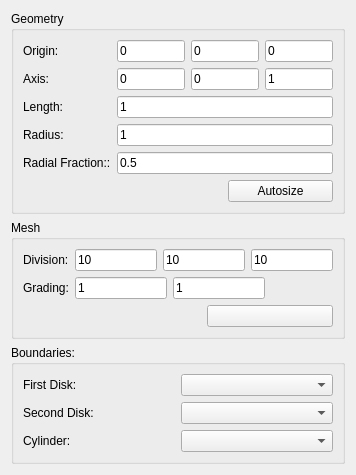
Above: GUIDialog/GUIMeshDialog/MeshBaseTypeCylinderWidget.ui from eeaapp6/AppFlow-Agent before the change. Below: the same form after it.
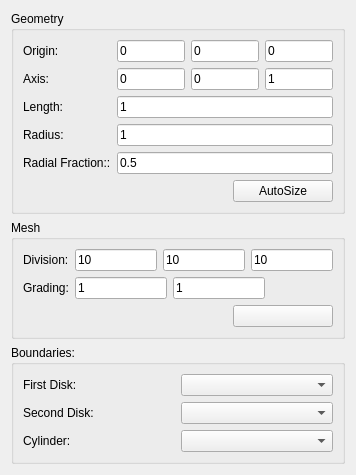
That is the form after the change.

Commit message: 1.几何预览添加 2.取消base、point点击ok后关闭界面逻辑

```diff
--- a/GUIDialog/GUIMeshDialog/MeshBaseTypeCylinderWidget.ui
+++ b/GUIDialog/GUIMeshDialog/MeshBaseTypeCylinderWidget.ui
@@ -140,9 +140,21 @@
        </spacer>
       </item>
       <item row="5" column="2">
-       <widget class="QPushButton" name="pushButton_Autosize">
+       <widget class="QPushButton" name="pushButton_AutoSize">
+        <property name="minimumSize">
+         <size>
+          <width>100</width>
+          <height>0</height>
+         </size>
+        </property>
+        <property name="maximumSize">
+         <size>
+          <width>100</width>
+          <height>16777215</height>
+         </size>
+        </property>
         <property name="text">
-         <string>Autosize</string>
+         <string>AutoSize</string>
         </property>
        </widget>
       </item>
@@ -240,6 +252,18 @@
       </item>
       <item row="2" column="2">
        <widget class="QPushButton" name="pushButton_Autosize_2">
+        <property name="minimumSize">
+         <size>
+          <width>100</width>
+          <height>0</height>
+         </size>
+        </property>
+        <property name="maximumSize">
+         <size>
+          <width>100</width>
+          <height>16777215</height>
+         </size>
+        </property>
         <property name="text">
          <string/>
         </property>
```
The commit also changes 11 other files.
